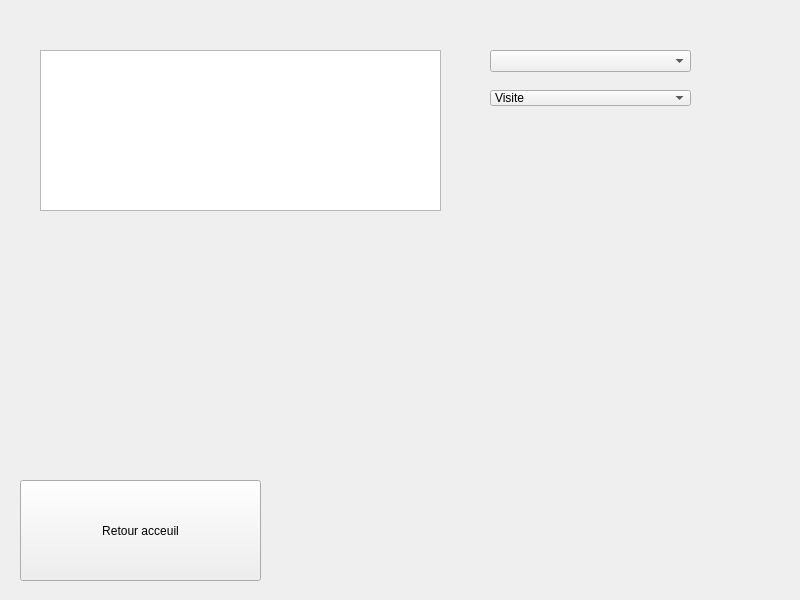
This is front/CpRendu.ui in FabioF9/GSB-AppliVisiteur as Qt 5 draws it before an edit. The edited form follows.
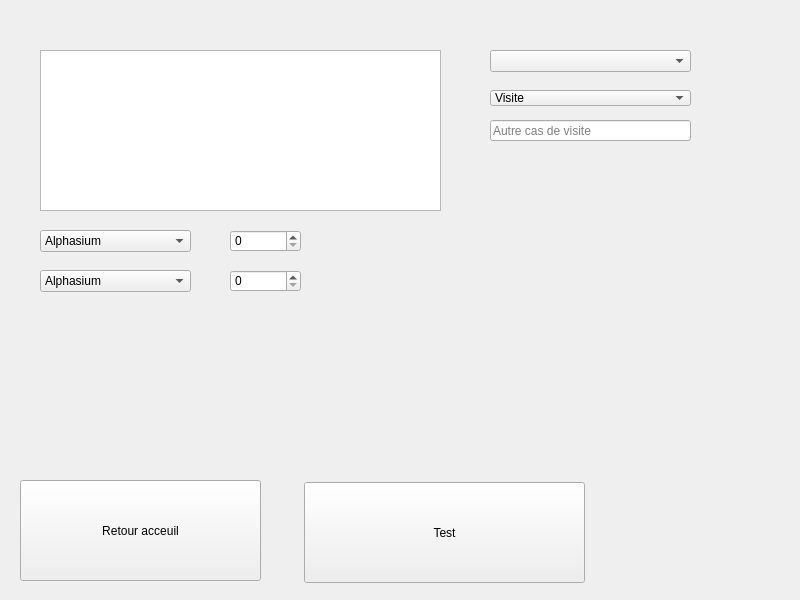
This is the edited form.

The edit to the form file:
```diff
--- a/front/CpRendu.ui
+++ b/front/CpRendu.ui
@@ -77,6 +77,134 @@
      </property>
     </item>
    </widget>
+   <widget class="QLineEdit" name="CpRendu_motif_autre">
+    <property name="geometry">
+     <rect>
+      <x>490</x>
+      <y>120</y>
+      <width>201</width>
+      <height>21</height>
+     </rect>
+    </property>
+    <property name="inputMask">
+     <string/>
+    </property>
+    <property name="text">
+     <string/>
+    </property>
+    <property name="placeholderText">
+     <string>Autre cas de visite</string>
+    </property>
+   </widget>
+   <widget class="QPushButton" name="CpRendu_test">
+    <property name="geometry">
+     <rect>
+      <x>304</x>
+      <y>482</y>
+      <width>281</width>
+      <height>101</height>
+     </rect>
+    </property>
+    <property name="text">
+     <string>Test</string>
+    </property>
+   </widget>
+   <widget class="QComboBox" name="CpRendu_echantillonsSt">
+    <property name="geometry">
+     <rect>
+      <x>40</x>
+      <y>230</y>
+      <width>151</width>
+      <height>22</height>
+     </rect>
+    </property>
+    <item>
+     <property name="text">
+      <string>Alphasium</string>
+     </property>
+    </item>
+    <item>
+     <property name="text">
+      <string>Betasium</string>
+     </property>
+    </item>
+    <item>
+     <property name="text">
+      <string>Deltasium</string>
+     </property>
+    </item>
+    <item>
+     <property name="text">
+      <string>Gammasium</string>
+     </property>
+    </item>
+    <item>
+     <property name="text">
+      <string>Epsilonsium</string>
+     </property>
+    </item>
+   </widget>
+   <widget class="QComboBox" name="CpRendu_echantillonsNd">
+    <property name="geometry">
+     <rect>
+      <x>40</x>
+      <y>270</y>
+      <width>151</width>
+      <height>22</height>
+     </rect>
+    </property>
+    <item>
+     <property name="text">
+      <string>Alphasium</string>
+     </property>
+    </item>
+    <item>
+     <property name="text">
+      <string>Betasium</string>
+     </property>
+    </item>
+    <item>
+     <property name="text">
+      <string>Deltasium</string>
+     </property>
+    </item>
+    <item>
+     <property name="text">
+      <string>Gammasium</string>
+     </property>
+    </item>
+    <item>
+     <property name="text">
+      <string>Epsilonsium</string>
+     </property>
+    </item>
+   </widget>
+   <widget class="QSpinBox" name="CpRendu_nbrEchantillonsSt">
+    <property name="geometry">
+     <rect>
+      <x>230</x>
+      <y>230</y>
+      <width>71</width>
+      <height>22</height>
+     </rect>
+    </property>
+    <property name="maximum">
+     <number>2</number>
+    </property>
+   </widget>
+   <widget class="QSpinBox" name="CpRendu_nbrEchantillonsNd">
+    <property name="geometry">
+     <rect>
+      <x>230</x>
+      <y>270</y>
+      <width>71</width>
+      <height>22</height>
+     </rect>
+    </property>
+    <property name="maximum">
+     <number>2</number>
+    </property>
+   </widget>
   </widget>
  </widget>
  <resources/>
```
Left out of the diff: 2 changed lines with no effect on the pictures.
